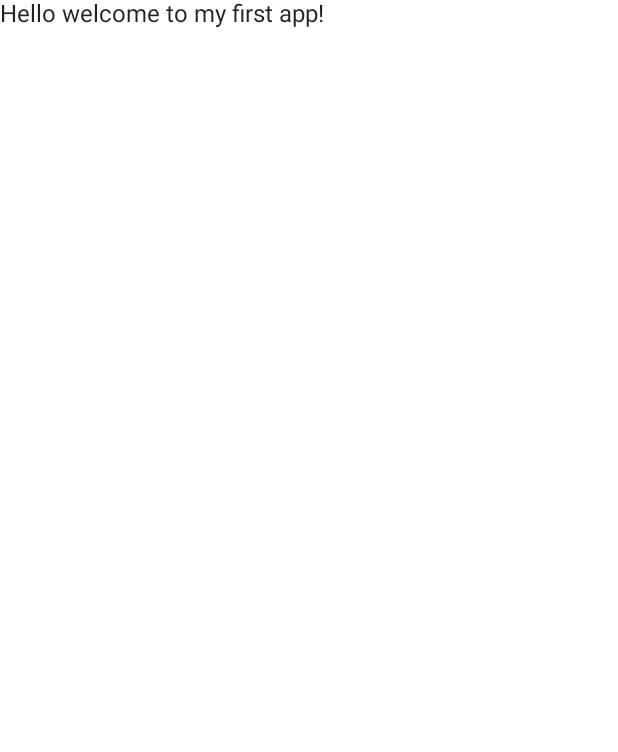
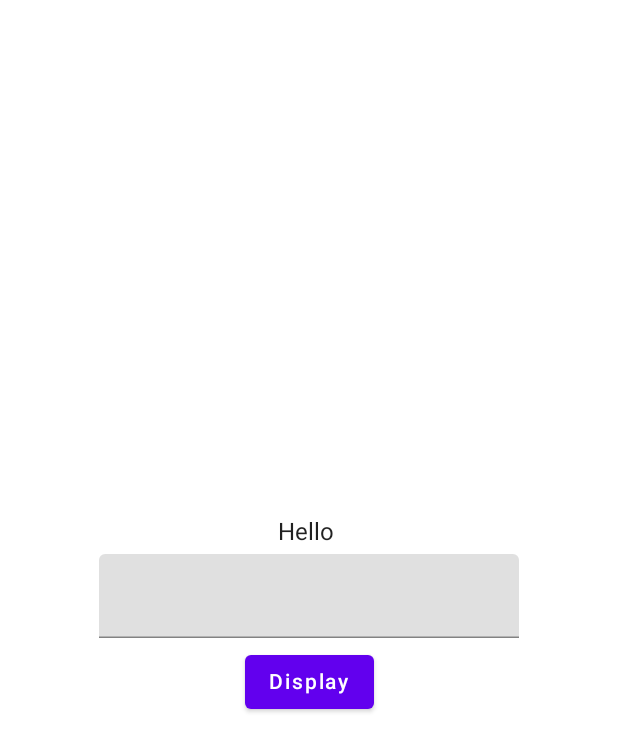
Before and after one commit to ChineduOkoronkwo/ProfilePage, an Android app built with Jetpack Compose: the @Preview function DefaultPreview, on a phone screen of 412 x 824 dp. Shown: the top 752 px of the screen. Run offline under Robolectric (Android 15) with nearby library versions, the phone set to English and light mode, and no system bars.

```diff
--- a/app/src/main/java/com/ochinedu/dogprofilepage/MainActivity.kt
+++ b/app/src/main/java/com/ochinedu/dogprofilepage/MainActivity.kt
@@ -3,13 +3,14 @@ package com.ochinedu.dogprofilepage
 import android.os.Bundle
 import androidx.activity.ComponentActivity
 import androidx.activity.compose.setContent
-import androidx.compose.foundation.layout.fillMaxSize
-import androidx.compose.material.MaterialTheme
-import androidx.compose.material.Surface
-import androidx.compose.material.Text
-import androidx.compose.runtime.Composable
+import androidx.compose.foundation.layout.*
+import androidx.compose.material.*
+import androidx.compose.runtime.*
+import androidx.compose.runtime.saveable.rememberSaveable
+import androidx.compose.ui.Alignment
 import androidx.compose.ui.Modifier
 import androidx.compose.ui.tooling.preview.Preview
+import androidx.compose.ui.unit.dp
 import com.ochinedu.dogprofilepage.ui.theme.DogProfilePageTheme
 
 class MainActivity : ComponentActivity() {
@@ -22,7 +23,8 @@ class MainActivity : ComponentActivity() {
                     modifier = Modifier.fillMaxSize(),
                     color = MaterialTheme.colors.background
                 ) {
-                    ProfilePage()
+//                    ProfilePage()
+                    Greeting()
                 }
             }
         }
@@ -30,14 +32,35 @@ class MainActivity : ComponentActivity() {
 }
 
 @Composable
-fun Greeting(name: String) {
-    Text(text = "Hello $name!")
+fun Greeting() {
+    var nameState by remember {
+        mutableStateOf(value="")
+    }
+
+    var name by rememberSaveable {
+        mutableStateOf(value="")
+    }
+
+    Column(horizontalAlignment = Alignment.CenterHorizontally,
+    modifier = Modifier.fillMaxSize(), verticalArrangement = Arrangement.Center){
+        Text(text="Hello $name")
+        Spacer(modifier = Modifier.height(5.dp))
+        TextField(value = nameState, onValueChange = {
+            nameState = it
+        })
+        Spacer(modifier = Modifier.height(5.dp))
+        Button(onClick = {
+            name = nameState
+        }) {
+            Text(text = "Display")
+        }
+    }
 }
 
 @Preview(showBackground = true)
 @Composable
 fun DefaultPreview() {
     DogProfilePageTheme {
-        Greeting("welcome to my first app")
+        Greeting()
     }
 }
```
